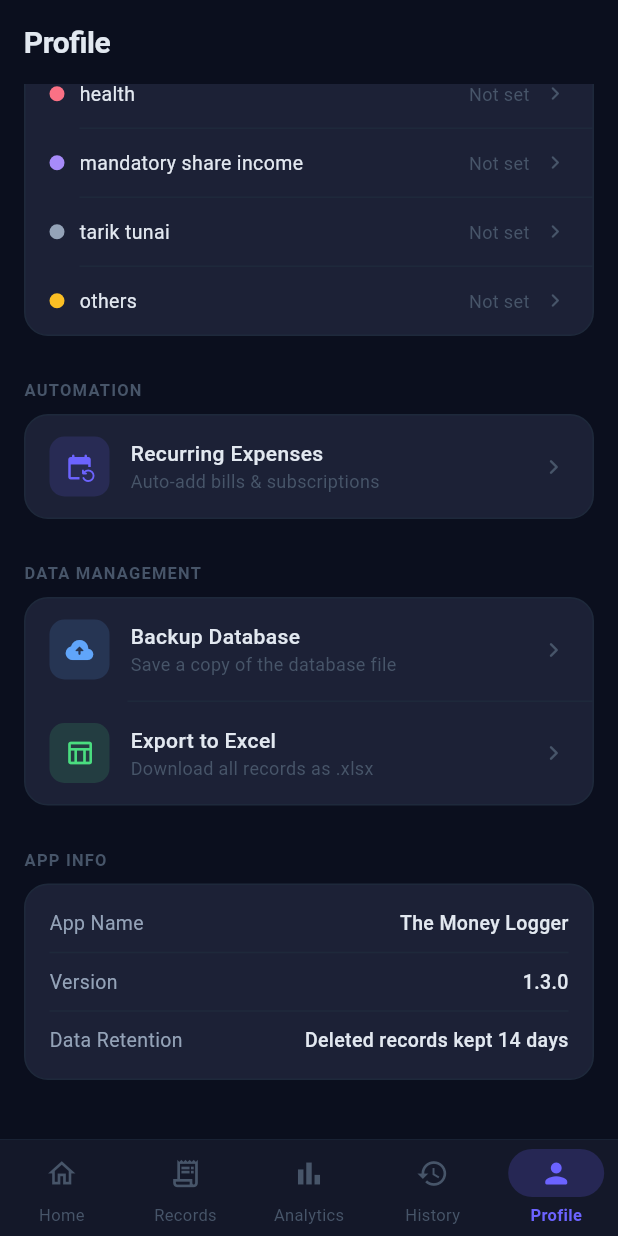
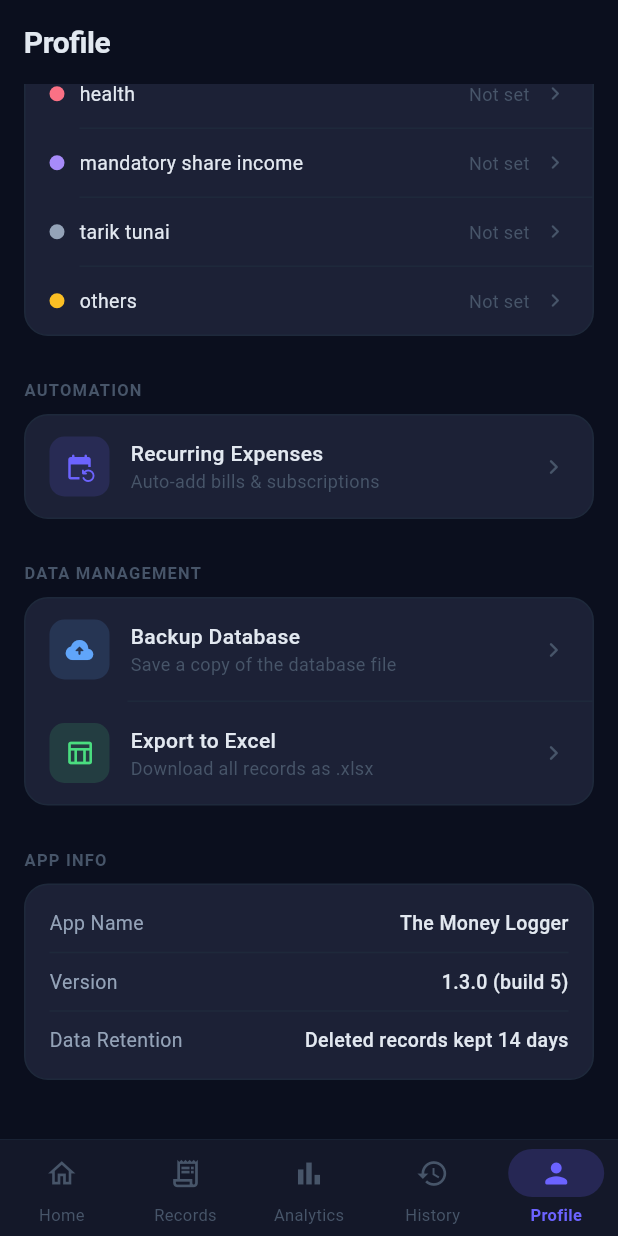
Before and after one commit to komarr007/expense-tracker, a Flutter app: the screen it shows after launch, item 5 of the bottom bar chosen, scrolled down 499 dp, on a phone screen of 412 x 824 dp. Run offline on Flutter 3.47's test engine with Material 3 defaults, Android fonts, the phone set to English and light mode, and no system bars; our stand-ins replace device_info_plus, file_picker, fl_chart, flutter_local_notifications, fluttertoast, logger and 3 more; missing offline and left inert: excel; accounts and stored records are empty.

Commit message:
audit: fix stale manifests, sqflite_common constraint, version display
- debug/AndroidManifest.xml: remove READ_MEDIA_IAMGES typo, MANAGE_EXTERNAL_STORAGE,
  READ_MEDIA_VIDEO/AUDIO; add maxSdkVersion limits to storage permissions
- profile/AndroidManifest.xml: same permission cleanup + add
  POST_NOTIFICATIONS and RECEIVE_BOOT_COMPLETED to match release manifest
- pubspec.yaml: pin sqflite_common to ^2.5.4+5 (was: any — bad constraint);
  fix misplaced blank line in dev_dependencies
- profile_screen.dart: version string now shows build number (1.3.0 build 5)

Co-Authored-By: Claude Sonnet 4.6 <noreply@anthropic.com>

```diff
--- a/lib/screens/profile_screen.dart
+++ b/lib/screens/profile_screen.dart
@@ -466,7 +466,7 @@ class _ProfileScreenState extends State<ProfileScreen> {
         children: <Widget>[
           _infoRow('App Name', 'The Money Logger'),
           const Divider(height: 20),
-          _infoRow('Version', '1.3.0'),
+          _infoRow('Version', '1.3.0 (build 5)'),
           const Divider(height: 20),
           _infoRow('Data Retention', 'Deleted records kept 14 days'),
         ],
--- a/pubspec.yaml
+++ b/pubspec.yaml
@@ -32,8 +32,7 @@ dev_dependencies:
   flutter_launcher_icons: "^0.14.1"
   mockito: ^5.4.4
   build_runner: ^2.4.13
-
-  sqflite_common: any
+  sqflite_common: ^2.5.4+5
 flutter:
   uses-material-design: true
   assets:
```
Also changed, not shown: 2 other files.
